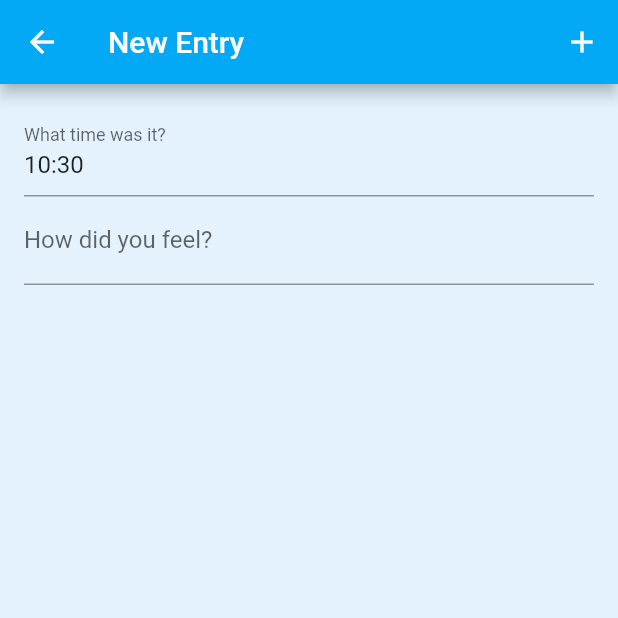
After one commit to snaksa/days-without, a Flutter app: the EntryForm screen opened by its route, after a tap on the "add" icon, on a phone screen of 412 x 824 dp, the top half of it. The commit adds this screen. Run offline on Flutter 3.47's test engine with Material 2 defaults, Android fonts, the phone set to English and light mode, and no system bars; our stand-ins replace bloc, charts_flutter, equatable, flutter_bloc, flutter_calendar_carousel, fluttertoast and 1 more; accounts and stored records are empty.

Commit message:
WIP: Redesign activity dates actions

```diff
--- a/lib/bloc/activities/activities_state.dart
+++ b/lib/bloc/activities/activities_state.dart
@@ -33,12 +33,12 @@ class ActivitiesDeleteSuccess extends ActivitiesNotification {
 
 // Add New Date Success
 class ActivitiesAddDateSuccess extends ActivitiesNotification {
-  ActivitiesAddDateSuccess() : super('Date added');
+  ActivitiesAddDateSuccess() : super('Entry added');
 }
 
 // Delete Date Success
 class ActivitiesDeleteDateSuccess extends ActivitiesNotification {
-  ActivitiesDeleteDateSuccess() : super('Date deleted');
+  ActivitiesDeleteDateSuccess() : super('Entry deleted');
 }
 
 // Successful
--- a/lib/main.dart
+++ b/lib/main.dart
@@ -8,7 +8,8 @@ import 'package:days_without/bloc/simple_block_observer.dart';
 import 'package:days_without/data/repositories/activity_repository.dart';
 import 'package:days_without/data/repositories/database_helper.dart';
 import 'package:days_without/presentation/screens/activity_edit_screen.dart';
-import 'package:days_without/presentation/screens/activity_screen.dart';
+import 'package:days_without/presentation/screens/activity_screen/activity_screen.dart';
+import 'package:days_without/presentation/screens/activity_screen/entry_form.dart';
 import 'package:flutter/material.dart';
 import 'package:days_without/presentation/screens/home_screen.dart';
 import 'package:flutter_bloc/flutter_bloc.dart';
@@ -88,6 +89,7 @@ class MyApp extends StatelessWidget {
       routes: {
         ActivityScreen.ROUTE_NAME: (context) => ActivityScreen(),
         ActivityEditScreen.ROUTE_NAME: (context) => ActivityEditScreen(),
+        EntryForm.ROUTE_NAME: (context) => EntryForm(),
       },
     );
   }
--- /dev/null
+++ b/lib/presentation/screens/activity_screen/entry_form.dart
@@ -0,0 +1,115 @@
+import 'package:days_without/bloc/activities/activities_bloc.dart';
+import 'package:days_without/bloc/activities/activities_event.dart';
+import 'package:days_without/presentation/screens/activity_screen/tabs/overview.dart';
+import 'package:flutter/material.dart';
+import 'package:flutter_bloc/flutter_bloc.dart';
+
+class EntryForm extends StatefulWidget {
+  static const String ROUTE_NAME = '/activity-new-entry';
+
+  @override
+  _EntryFormState createState() => _EntryFormState();
+}
+
+class PassedData {
+  String id;
+  DateTime date;
+}
+
+class _EntryFormState extends State<EntryForm> {
+  final GlobalKey<FormState> formKey = GlobalKey<FormState>();
+  final timeController = TextEditingController();
+  final feelingController = TextEditingController();
+
+  @override
+  void initState() {
+    super.initState();
+
+    this.feelingController.text = '';
+
+    DateTime now = DateTime.now();
+    this.timeController.text =
+        "${now.hour < 10 ? 0 : ''}${now.hour}:${now.minute < 10 ? 0 : ''}${now.minute}";
+  }
+
+  void chooseTime() {
+    List<String> split = this.timeController.text.split(':');
+    showTimePicker(
+      context: context,
+      initialTime: TimeOfDay(
+        hour: int.parse(split[0]),
+        minute: int.parse(split[1]),
+      ),
+    ).then(
+      (date) {
+        if (date == null) {
+          return;
+        }
+
+        this.timeController.text =
+            "${date.hour < 10 ? 0 : ''}${date.hour}:${date.minute < 10 ? 0 : ''}${date.minute}";
+      },
+    );
+  }
+
+  void onSave() {
+    var args = ModalRoute.of(context).settings.arguments as Passed;
+
+    String id = args.id;
+    DateTime date = args.date;
+
+    List<String> split = this.timeController.text.split(':');
+    DateTime dateToAdd = DateTime(date.year, date.month, date.day,
+        int.parse(split[0]), int.parse(split[1]), 0);
+
+    print(id);
+    print(dateToAdd);
+
+    BlocProvider.of<ActivitiesBloc>(context).add(
+      ActivityAddDate(id, dateToAdd),
+    );
+
+    Navigator.of(context).pop();
+  }
+
+  @override
+  Widget build(BuildContext context) {
+    return Scaffold(
+      appBar: AppBar(
+        title: Text('New Entry'),
+        actions: [
+          IconButton(
+            icon: const Icon(Icons.add),
+            onPressed: onSave,
+          ),
+        ],
+      ),
+      body: Container(
+        padding: EdgeInsets.all(16),
+        child: Form(
+          key: this.formKey,
+          child: Column(
+            children: [
+              TextFormField(
+                controller: this.timeController,
+                readOnly: true,
+                decoration: InputDecoration(
+                  labelText: 'What time was it?',
+                ),
+                onTap: chooseTime,
+              ),
+              TextFormField(
+                maxLines: null,
+                keyboardType: TextInputType.multiline,
+                controller: this.feelingController,
+                decoration: InputDecoration(
+                  labelText: 'How did you feel?',
+                ),
+              ),
+            ],
+          ),
+        ),
+      ),
+    );
+  }
+}
--- a/lib/presentation/screens/home_screen.dart
+++ b/lib/presentation/screens/home_screen.dart
@@ -5,7 +5,7 @@ import 'package:days_without/presentation/common/section_title.dart';
 import 'package:days_without/presentation/components/activity_tile/activity_tile.dart';
 import 'package:days_without/presentation/components/loader.dart';
 import 'package:days_without/presentation/screens/activity_edit_screen.dart';
-import 'package:days_without/presentation/screens/activity_screen.dart';
+import 'package:days_without/presentation/screens/activity_screen/activity_screen.dart';
 import 'package:flutter/material.dart';
 import 'package:flutter_bloc/flutter_bloc.dart';
 
```
Also changed, not shown: lib/presentation/components/activity_calendar.dart (+22 -10 lines), lib/presentation/screens/activity_screen/activity_screen.dart (renamed from lib/presentation/screens/activity_screen.dart, +2 -24 lines), lib/presentation/screens/activity_screen/tabs/overview.dart (added, +259 -0 lines).
